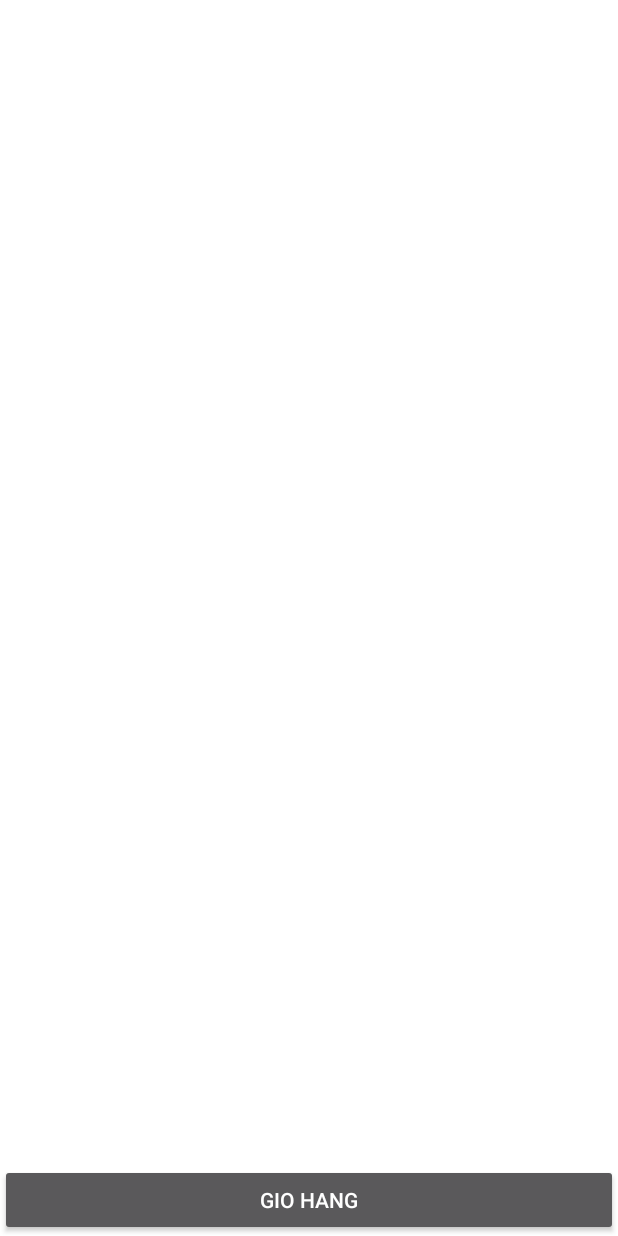
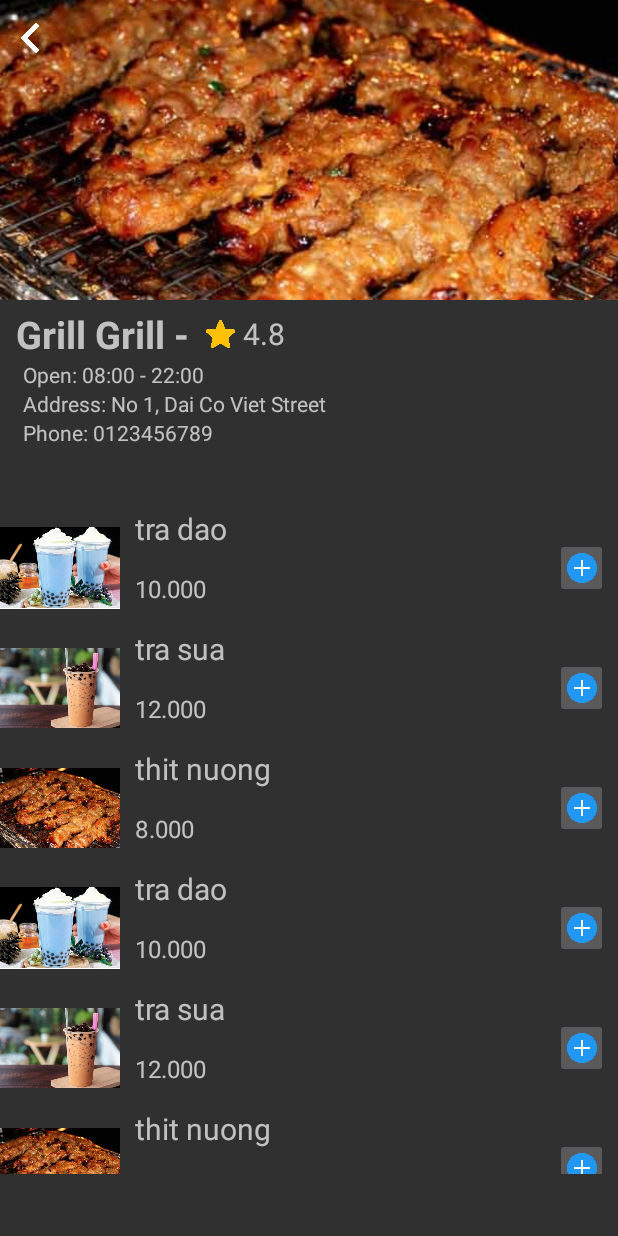
Before and after one commit to anhphuong98/20192_booking_app, an Android app: the screen it shows after launch (CartActivity before the commit, Storedetail after it), on a phone screen of 412 x 824 dp. Run offline under Robolectric (Android 15) with nearby library versions, the phone set to English and light mode, and no system bars.

Commit message:
add storedetail ui

```diff
--- a/app/build.gradle
+++ b/app/build.gradle
@@ -31,6 +31,7 @@ dependencies {
     implementation 'androidx.legacy:legacy-support-v4:1.0.0'
     implementation 'com.google.android.material:material:1.1.0'
     implementation 'androidx.recyclerview:recyclerview:1.1.0'
+    implementation 'androidx.lifecycle:lifecycle-extensions:2.1.0'
     testImplementation 'junit:junit:4.12'
     androidTestImplementation 'androidx.test.ext:junit:1.1.1'
     androidTestImplementation 'androidx.test.espresso:espresso-core:3.2.0'
--- a/app/src/main/java/com/example/booking_app/activity/CartActivity.java
+++ b/app/src/main/java/com/example/booking_app/activity/CartActivity.java
@@ -1,14 +1,13 @@
 package com.example.booking_app.activity;
+
+import android.os.Bundle;
+import android.view.View;
+import android.widget.Button;
+import android.widget.ImageView;
 
 import androidx.appcompat.app.AppCompatActivity;
 import androidx.recyclerview.widget.LinearLayoutManager;
 import androidx.recyclerview.widget.RecyclerView;
-
-import android.media.Image;
-import android.os.Bundle;
-import android.view.View;
-import android.widget.Button;
-import android.widget.ImageView;
 
 import com.example.booking_app.R;
 import com.example.booking_app.adapter.CartAdapter;
@@ -64,7 +63,7 @@ public class CartActivity extends AppCompatActivity {
 
     public void addItem() {
         listCartDish = new ArrayList<CartDish>();
-        listCartDish.add(new CartDish("Trà sửa", "13000đ", 2, R.drawable.tradao));
+        listCartDish.add(new CartDish("Trà sữa", "13000đ", 2, R.drawable.tradao));
         listCartDish.add(new CartDish("Trà đào", "14000đ", 2, R.drawable.trasua));
         listCartDish.add(new CartDish("Thịt xiên", "15000đ", 2, R.drawable.thitnuong));
     }
--- a/app/src/main/java/com/example/booking_app/activity/Storedetail.java
+++ b/app/src/main/java/com/example/booking_app/activity/Storedetail.java
@@ -1,16 +1,62 @@
 package com.example.booking_app.activity;
 
+import android.os.Bundle;
+import android.widget.ImageView;
+import android.widget.TextView;
+
 import androidx.appcompat.app.AppCompatActivity;
-
-import android.os.Bundle;
+import androidx.recyclerview.widget.LinearLayoutManager;
+import androidx.recyclerview.widget.RecyclerView;
 
 import com.example.booking_app.R;
+import com.example.booking_app.adapter.StoreDishAdapter;
+import com.example.booking_app.models.dish.StoreDish;
+
+import java.util.ArrayList;
 
 public class Storedetail extends AppCompatActivity {
+    ImageView storeimg;
+    TextView stname, steva, stopcltime, staddress, stphone;
+    RecyclerView listdish;
+    StoreDishAdapter storeDishAdapter;
+    private ArrayList<StoreDish> stdish;
 
     @Override
     protected void onCreate(Bundle savedInstanceState) {
         super.onCreate(savedInstanceState);
         setContentView(R.layout.activity_storedetail);
+        init();
+        addItem();
+
+        listdish.setHasFixedSize(true);
+        //use linear layout manager
+        LinearLayoutManager layoutmanager = new LinearLayoutManager(getApplicationContext(), LinearLayoutManager.VERTICAL, false);
+        listdish.setLayoutManager(layoutmanager);
+        storeDishAdapter = new StoreDishAdapter(this, stdish);
+        listdish.setAdapter(storeDishAdapter);
+
+    }
+
+    public void init(){
+        storeimg = (ImageView) findViewById(R.id.storeavt);
+        stname = (TextView) findViewById(R.id.stname);
+        steva = (TextView) findViewById(R.id.evaluation);
+        stopcltime = (TextView) findViewById(R.id.opcltime);
+        staddress = (TextView) findViewById(R.id.staddress);
+        stphone = (TextView) findViewById(R.id.stphone);
+        listdish = (RecyclerView) findViewById(R.id.listitem);
+    }
+
+    public void addItem(){
+        stdish = new ArrayList<StoreDish>();
+        stdish.add(new StoreDish(1, 1, 1, R.drawable.tradao, "10.000", 10, "tra dao"));
+        stdish.add(new StoreDish(2, 1, 1, R.drawable.trasua, "12.000", 10, "tra sua"));
+        stdish.add(new StoreDish(3, 1,2,R.drawable.thitnuong, "8.000", 10, "thit nuong"));
+        stdish.add(new StoreDish(1, 1, 1, R.drawable.tradao, "10.000", 10, "tra dao"));
+        stdish.add(new StoreDish(2, 1, 1, R.drawable.trasua, "12.000", 10, "tra sua"));
+        stdish.add(new StoreDish(3, 1,2,R.drawable.thitnuong, "8.000", 10, "thit nuong"));
+        stdish.add(new StoreDish(1, 1, 1, R.drawable.tradao, "10.000", 10, "tra dao"));
+        stdish.add(new StoreDish(2, 1, 1, R.drawable.trasua, "12.000", 10, "tra sua"));
+        stdish.add(new StoreDish(3, 1,2,R.drawable.thitnuong, "8.000", 10, "thit nuong"));
     }
 }
--- /dev/null
+++ b/app/src/main/java/com/example/booking_app/adapter/StoreDishAdapter.java
@@ -0,0 +1,58 @@
+package com.example.booking_app.adapter;
+
+import android.content.Context;
+import android.view.LayoutInflater;
+import android.view.View;
+import android.view.ViewGroup;
+import android.widget.ImageView;
+import android.widget.TextView;
+
+import androidx.annotation.NonNull;
+import androidx.recyclerview.widget.RecyclerView;
+
+import com.example.booking_app.R;
+import com.example.booking_app.models.dish.StoreDish;
+
+import java.util.ArrayList;
+
+public class StoreDishAdapter extends RecyclerView.Adapter<StoreDishAdapter.Storedishholder> {
+    Context context;
+    ArrayList<StoreDish> storeDishes;
+
+    public StoreDishAdapter(Context context, ArrayList<StoreDish> storeDishes) {
+        this.context = context;
+        this.storeDishes = storeDishes;
+    }
+    public class Storedishholder extends RecyclerView.ViewHolder {
+        ImageView dishimg;
+        TextView dishname;
+        TextView dishprice;
+        public Storedishholder(@NonNull View itemView) {
+            super(itemView);
+            dishimg = (ImageView) itemView.findViewById(R.id.dishimg);
+            dishname = (TextView) itemView.findViewById(R.id.dishname);
+            dishprice = (TextView) itemView.findViewById(R.id.price);
+        }
+    }
+    @NonNull
+    @Override
+    public Storedishholder onCreateViewHolder(@NonNull ViewGroup viewGroup, int i) {
+        LayoutInflater inflater = LayoutInflater.from(viewGroup.getContext());
+        View itemview = inflater.inflate(R.layout.store_dish_item, viewGroup, false);
+        return new Storedishholder(itemview);
+    }
+
+    @Override
+    public void onBindViewHolder(@NonNull Storedishholder storedishholder, int position) {
+            storedishholder.dishname.setText(storeDishes.get(position).getName());
+            storedishholder.dishimg.setImageResource(storeDishes.get(position).getUrl_image());
+            storedishholder.dishprice.setText(storeDishes.get(position).getPrice());
+    }
+
+    @Override
+    public int getItemCount() {
+        return storeDishes.size();
+    }
+
+
+}
--- a/app/src/main/java/com/example/booking_app/models/order/Dish.java
+++ b/app/src/main/java/com/example/booking_app/models/dish/StoreDish.java
@@ -1,4 +1,4 @@
-package com.example.booking_app.models.order;
+package com.example.booking_app.models.dish;
 
 import com.google.gson.annotations.SerializedName;
 
@@ -28,7 +28,7 @@ import com.google.gson.annotations.SerializedName;
 //         name: {
 //         type: DataTypes.STRING,
 //         allowNull: false
-public class Dish {
+public class StoreDish {
     @SerializedName("id")
     int id;
     @SerializedName("store_id")
@@ -36,17 +36,17 @@ public class Dish {
     @SerializedName("category_id")
     int category_id;
     @SerializedName("url_image")
-    String url_image;
+    int url_image;
     @SerializedName("price")
-    double price;
+    String price;
     @SerializedName("sale")
-    double sale;
+    int sale;
     @SerializedName("name")
     String name;
 
-    public Dish(){}
+    public StoreDish(){}
 
-    public Dish(int id, int store_id, int category_id, String url_image, double price, double sale, String name) {
+    public StoreDish(int id, int store_id, int category_id, int url_image, String price, int sale, String name) {
         this.id = id;
         this.store_id = store_id;
         this.category_id = category_id;
@@ -68,17 +68,17 @@ public class Dish {
 
     public void setCategory_id(int category_id) { this.category_id = category_id;  }
 
-    public String getUrl_image() { return url_image;  }
+    public int getUrl_image() { return url_image;  }
 
-    public void setUrl_image(String url_image) {this.url_image = url_image; }
+    public void setUrl_image(int url_image) {this.url_image = url_image; }
 
-    public double getPrice() {  return price;}
+    public String getPrice() {  return price;}
 
-    public void setPrice(double price) {this.price = price; }
+    public void setPrice(String price) {this.price = price; }
 
-    public double getSale() { return sale; }
+    public int getSale() { return sale; }
 
-    public void setSale(double sale) {this.sale = sale; }
+    public void setSale(int sale) {this.sale = sale; }
 
     public String getName() {return name; }
 
--- a/app/src/main/res/layout/activity_storedetail.xml
+++ b/app/src/main/res/layout/activity_storedetail.xml
@@ -6,71 +6,148 @@
     android:layout_height="match_parent"
     tools:context=".activity.Storedetail">
 
+
+<!--    <androidx.appcompat.widget.Toolbar-->
+<!--        android:id="@+id/toolbar"-->
+<!--        android:layout_width="match_parent"-->
+<!--        android:layout_height="50dp"-->
+<!--        android:layout_marginBottom="10dp"-->
+<!--        android:background="#FF5722"-->
+<!--        android:minHeight="?attr/actionBarSize"-->
+<!--        android:theme="?attr/actionBarTheme"-->
+<!--        app:layout_constraintBottom_toTopOf="@+id/linearLayout"-->
+<!--        app:layout_constraintEnd_toEndOf="parent"-->
+<!--        app:layout_constraintHorizontal_bias="1.0"-->
+<!--        app:layout_constraintStart_toStartOf="parent"-->
+<!--        app:layout_constraintTop_toTopOf="parent"-->
+<!--        app:titleTextColor="#FFFFFF">-->
+
+<!--    </androidx.appcompat.widget.Toolbar>-->
+
+    <androidx.core.widget.NestedScrollView
+        android:layout_width="match_parent"
+        android:layout_height="match_parent"
+        android:fillViewport="true">
+
+        <LinearLayout
+            android:layout_width="match_parent"
+            android:layout_height="wrap_content"
+            android:orientation="vertical" />
+    </androidx.core.widget.NestedScrollView>
+
     <LinearLayout
         android:id="@+id/linearLayout"
-        android:layout_width="418dp"
-        android:layout_height="118dp"
-        android:orientation="horizontal"
+        android:layout_width="match_parent"
+        android:layout_height="wrap_content"
+        android:orientation="vertical"
         app:layout_constraintStart_toStartOf="parent"
         app:layout_constraintTop_toTopOf="parent">
 
+        <RelativeLayout
+            android:id="@+id/headerstdt"
+            android:layout_width="match_parent"
+            android:layout_height="match_parent">
+
+            <ImageView
+                android:id="@+id/imageView"
+                android:layout_width="20dp"
+                android:layout_height="20dp"
+                android:layout_marginLeft="10dp"
+                android:layout_marginTop="15dp"
+                android:tint="#FFFFFF"
+                android:translationZ="10dp"
+                app:srcCompat="@drawable/back" />
+
             <ImageView
                 android:id="@+id/storeavt"
-            android:layout_width="127dp"
-            android:layout_height="118dp"
+                android:layout_width="match_parent"
+                android:layout_height="200dp"
                 android:layout_weight="0"
-            app:srcCompat="@drawable/ic_launcher_background" />
+                android:adjustViewBounds="true"
+                android:scaleType="centerCrop"
+                app:srcCompat="@drawable/thitnuong" />
+        </RelativeLayout>
 
         <LinearLayout
+            android:id="@+id/stin"
             android:layout_width="match_parent"
-            android:layout_height="match_parent"
+            android:layout_height="wrap_content"
+            android:layout_marginLeft="5dp"
+            android:layout_marginTop="5dp"
             android:layout_weight="0"
             android:orientation="vertical">
+
+            <LinearLayout
+                android:layout_width="wrap_content"
+                android:layout_height="wrap_content"
+                android:layout_weight="0"
+                android:orientation="horizontal">
 
                 <TextView
                     android:id="@+id/stname"
                     android:layout_width="wrap_content"
                     android:layout_height="wrap_content"
+                    android:layout_marginLeft="5dp"
                     android:layout_weight="0"
-                android:text="Store name"
+                    android:layout_gravity="center"
+                    android:text="Grill Grill - "
                     android:textSize="25dp"
                     android:textStyle="bold" />
+
+                <ImageView
+                    android:id="@+id/imgevaluation"
+                    android:layout_width="30dp"
+                    android:layout_height="20dp"
+                    android:layout_weight="0"
+                    android:layout_gravity="center"
+                    app:srcCompat="@drawable/star" />
+
+                <TextView
+                    android:id="@+id/evaluation"
+                    android:layout_width="wrap_content"
+                    android:layout_height="wrap_content"
+                    android:layout_weight="0"
+                    android:textSize="20dp"
+                    android:layout_gravity="center"
+                    android:text="4.8" />
+
+            </LinearLayout>
 
             <TextView
                 android:id="@+id/opcltime"
                 android:layout_width="match_parent"
                 android:layout_height="wrap_content"
+                android:layout_marginLeft="10dp"
                 android:layout_weight="0"
-                android:text="10h-12h" />
+                android:text="Open: 08:00 - 22:00" />
 
             <TextView
                 android:id="@+id/staddress"
                 android:layout_width="match_parent"
                 android:layout_height="wrap_content"
+                android:layout_marginLeft="10dp"
                 android:layout_weight="0"
-                android:text="address" />
+                android:text="Address: No 1, Dai Co Viet Street" />
 
             <TextView
                 android:id="@+id/stphone"
                 android:layout_width="match_parent"
                 android:layout_height="wrap_content"
+                android:layout_marginLeft="10dp"
                 android:layout_weight="0"
-                android:text="phone" />
+                android:text="Phone: 0123456789" />
         </LinearLayout>
 
     </LinearLayout>
 
-    <ListView
-        android:id="@+id/storeitem"
-        android:layout_width="413dp"
-        android:layout_height="618dp"
-        android:layout_marginStart="1dp"
-        android:layout_marginLeft="1dp"
-        android:layout_marginEnd="1dp"
-        android:layout_marginRight="1dp"
+    <androidx.recyclerview.widget.RecyclerView
+        android:id="@+id/listitem"
+        android:layout_width="match_parent"
+        android:layout_height="444dp"
+        android:layout_marginBottom="1dp"
         app:layout_constraintBottom_toBottomOf="parent"
         app:layout_constraintEnd_toEndOf="parent"
-        app:layout_constraintHorizontal_bias="1.0"
         app:layout_constraintStart_toStartOf="parent"
         app:layout_constraintTop_toBottomOf="@+id/linearLayout" />
+
 </androidx.constraintlayout.widget.ConstraintLayout>
--- /dev/null
+++ b/app/src/main/res/layout/store_dish_item.xml
@@ -0,0 +1,51 @@
+<?xml version="1.0" encoding="utf-8"?>
+<android.widget.LinearLayout xmlns:android="http://schemas.android.com/apk/res/android"
+    xmlns:app="http://schemas.android.com/apk/res-auto"
+    android:id="@+id/stdishitem"
+    android:layout_width="match_parent"
+    android:layout_height="wrap_content">
+
+    <ImageView
+        android:id="@+id/dishimg"
+        android:layout_width="80dp"
+        android:layout_height="80dp"
+        android:layout_weight="0"
+        app:srcCompat="@drawable/ic_launcher_background" />
+
+    <LinearLayout
+        android:id="@+id/dishinfo"
+        android:layout_width="wrap_content"
+        android:layout_height="match_parent"
+        android:layout_marginLeft="10dp"
+        android:layout_weight="0"
+        android:orientation="vertical">
+
+        <TextView
+            android:id="@+id/dishname"
+            android:layout_width="280dp"
+            android:layout_height="wrap_content"
+            android:layout_weight="1"
+            android:text="TextView"
+            android:textSize="20dp" />
+
+        <TextView
+            android:id="@+id/price"
+            android:layout_width="280dp"
+            android:layout_height="wrap_content"
+            android:layout_weight="1"
+            android:text="TextView"
+            android:textSize="16dp" />
+
+
+    </LinearLayout>
+
+    <ImageButton
+        android:id="@+id/additem"
+        android:layout_width="35dp"
+        android:layout_height="40dp"
+        android:layout_gravity="center_horizontal|center_vertical"
+        android:layout_weight="0"
+        android:scaleType="centerCrop"
+        app:srcCompat="@drawable/add" />
+
+</android.widget.LinearLayout>
--- /dev/null
+++ b/app/src/main/res/values-w820dp/dimens.xml
@@ -0,0 +1,6 @@
+<resources>
+    <!-- Example customization of dimensions originally defined in res/values/dimens.xml
+         (such as screen margins) for screens with more than 820dp of available width. This
+         would include 7" and 10" devices in landscape (~960dp and ~1280dp respectively). -->
+    <dimen name="activity_horizontal_margin">64dp</dimen>
+</resources>
--- a/app/src/main/res/values/dimens.xml
+++ b/app/src/main/res/values/dimens.xml
@@ -2,4 +2,10 @@
 <resources>
     <dimen name="list_item_spacing">16dp</dimen>
     <dimen name="list_item_spacing_half">8dp</dimen>
+    <!-- Default screen margins, per the Android Design guidelines. -->
+    <dimen name="activity_horizontal_margin">16dp</dimen>
+    <dimen name="activity_vertical_margin">16dp</dimen>
+    <dimen name="appbar_padding">16dp</dimen>
+    <dimen name="fab_margin">16dp</dimen>
+    <dimen name="appbar_padding_top">8dp</dimen>
 </resources>
--- a/app/src/main/res/values/strings.xml
+++ b/app/src/main/res/values/strings.xml
@@ -1,3 +1,6 @@
 <resources>
     <string name="app_name">BookiA</string>
+    <string name="title_activity_store_detail_tabbed">StoreDetailTabbed</string>
+    <string name="tab_text_1">Tab 1</string>
+    <string name="tab_text_2">Tab 2</string>
 </resources>
--- a/app/src/main/res/values/styles.xml
+++ b/app/src/main/res/values/styles.xml
@@ -7,10 +7,20 @@
         <item name="colorPrimaryDark">@color/colorPrimaryDark</item>
         <item name="colorAccent">@color/colorAccent</item>
     </style>
+
     <style name="Noactionbar" parent="Theme.AppCompat.NoActionBar">
         <item name="colorPrimary">@color/colorPrimary</item>
         <item name="colorPrimaryDark">@color/colorPrimaryDark</item>
         <item name="colorAccent">@color/colorAccent</item>
     </style>
 
+    <style name="AppTheme.NoActionBar">
+        <item name="windowActionBar">false</item>
+        <item name="windowNoTitle">true</item>
+    </style>
+
+    <style name="AppTheme.AppBarOverlay" parent="ThemeOverlay.AppCompat.Dark.ActionBar" />
+
+    <style name="AppTheme.PopupOverlay" parent="ThemeOverlay.AppCompat.Light" />
+
 </resources>
```
Also changed, not shown: app/src/main/AndroidManifest.xml (+4 -4 lines), app/src/main/res/drawable-v24/back.png (added), app/src/main/res/drawable/add.png (added), app/src/main/res/drawable/star.png (added), 1 other file. Lines whose indentation alone changed are shown as unchanged.
